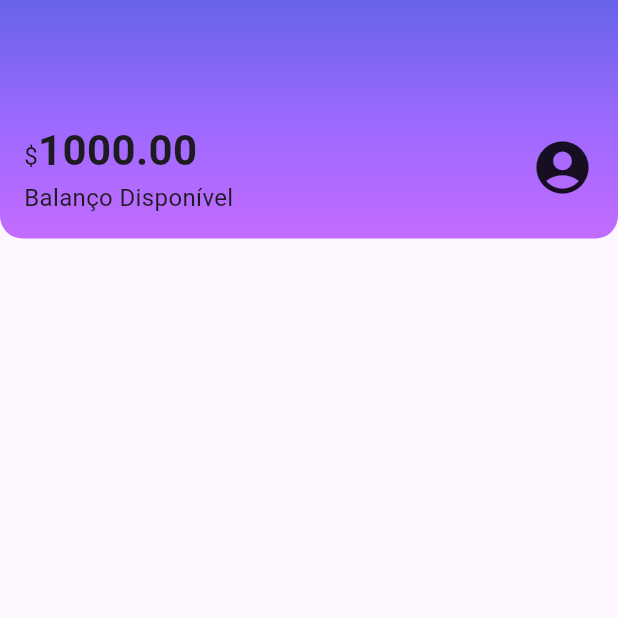
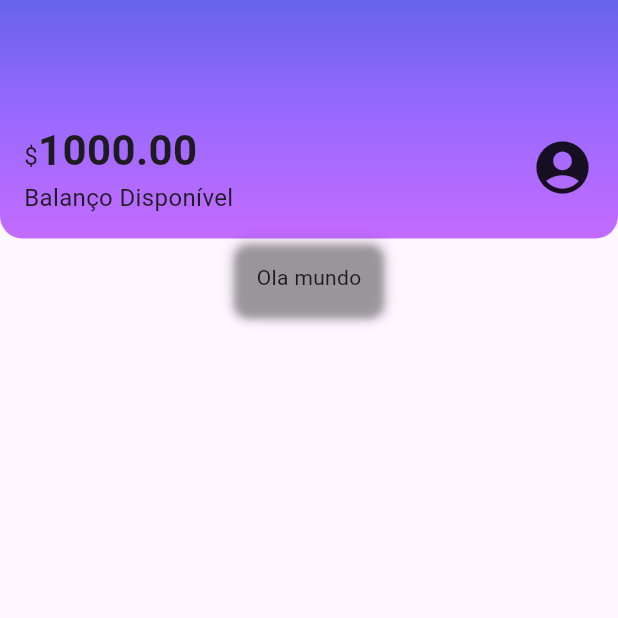
Before and after one commit to Mateuxx/NewBank_Layout, a Flutter app: the screen it shows after launch, on a phone screen of 412 x 824 dp, the top half of it. Run offline on Flutter 3.47's test engine with Material 3 defaults, Android fonts, the phone set to English and light mode, and no system bars.

Commit message:
começando a estilizar o boxCard

```diff
--- /dev/null
+++ b/lib/components/box_card.dart
@@ -0,0 +1,20 @@
+import 'package:flutter/cupertino.dart';
+import 'package:flutter/material.dart';
+
+class BoxCard extends StatelessWidget {
+  /// The widget that [BoxCard] will display inside the container.
+  final Widget boxContent;
+
+  const BoxCard({super.key, required this.boxContent});
+
+  @override
+  Widget build(BuildContext context) {
+    return Container(
+        padding: const EdgeInsets.all(16),
+        decoration: BoxDecoration(
+          boxShadow: kElevationToShadow[3],
+          borderRadius: BorderRadius.circular(10),
+        ),
+        child: boxContent);
+  }
+}
--- a/lib/screens/home.dart
+++ b/lib/screens/home.dart
@@ -1,5 +1,6 @@
 import 'package:flutter/cupertino.dart';
 import 'package:flutter/material.dart';
+import 'package:new_bank/components/box_card.dart';
 
 import '../components/sections/header.dart';
 
@@ -12,6 +13,7 @@ class Home extends StatelessWidget {
       body: Column(
         children: [
           Header(),
+          BoxCard(boxContent: Text("Ola mundo")),
         ],
       ),
     );
```
